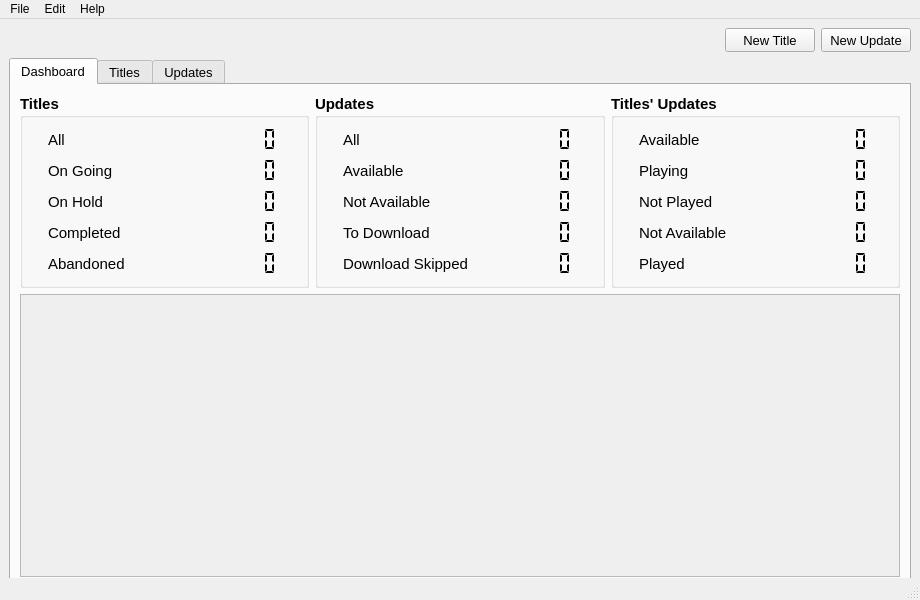
The window that ui/main_window.ui (amdilan/DatabaseManager-python) describes before a commit, drawn with Qt 5.
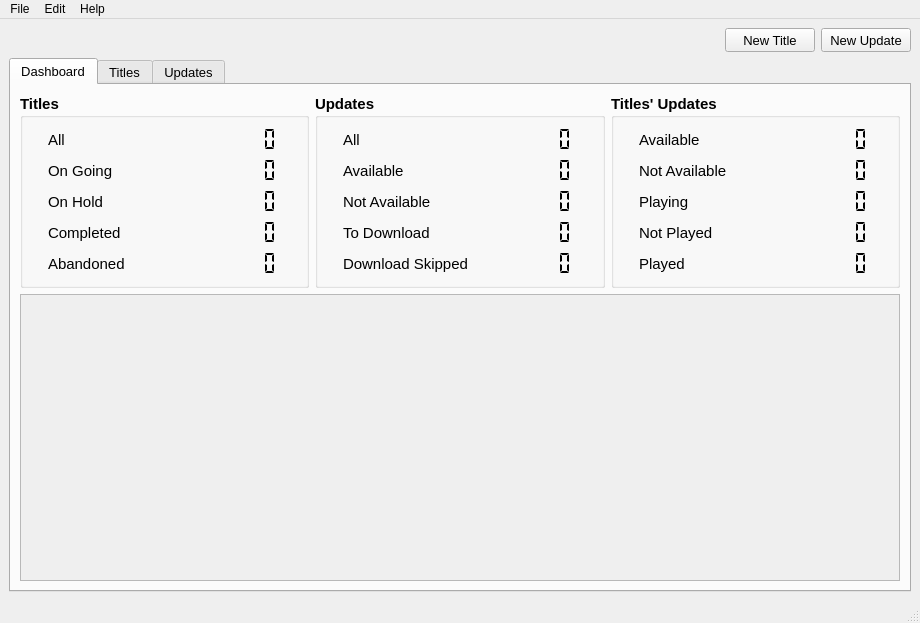
The same window after the commit. Icons and pictures are not drawn.

Patch:
```diff
--- a/ui/main_window.ui
+++ b/ui/main_window.ui
@@ -10,7 +10,7 @@
     <x>0</x>
     <y>0</y>
     <width>920</width>
-    <height>600</height>
+    <height>623</height>
    </rect>
   </property>
   <property name="minimumSize">
@@ -1081,6 +1081,37 @@
                </property>
               </widget>
              </item>
+             <item>
+              <widget class="QLabel" name="label_14">
+               <property name="minimumSize">
+                <size>
+                 <width>130</width>
+                 <height>25</height>
+                </size>
+               </property>
+               <property name="maximumSize">
+                <size>
+                 <width>130</width>
+                 <height>25</height>
+                </size>
+               </property>
+               <property name="baseSize">
+                <size>
+                 <width>130</width>
+                 <height>25</height>
+                </size>
+               </property>
+               <property name="font">
+                <font>
+                 <pointsize>11</pointsize>
+                 <bold>false</bold>
+                </font>
+               </property>
+               <property name="text">
+                <string>Not Available</string>
+               </property>
+              </widget>
+             </item>
              <item>
               <widget class="QLabel" name="label_12">
                <property name="minimumSize">
@@ -1143,37 +1174,6 @@
                </property>
               </widget>
              </item>
-             <item>
-              <widget class="QLabel" name="label_14">
-               <property name="minimumSize">
-                <size>
-                 <width>130</width>
-                 <height>25</height>
-                </size>
-               </property>
-               <property name="maximumSize">
-                <size>
-                 <width>130</width>
-                 <height>25</height>
-                </size>
-               </property>
-               <property name="baseSize">
-                <size>
-                 <width>130</width>
-                 <height>25</height>
-                </size>
-               </property>
-               <property name="font">
-                <font>
-                 <pointsize>11</pointsize>
-                 <bold>false</bold>
-                </font>
-               </property>
-               <property name="text">
-                <string>Not Available</string>
-               </property>
-              </widget>
-             </item>
              <item>
               <widget class="QLabel" name="label_15">
                <property name="minimumSize">
@@ -1269,6 +1269,66 @@
                </property>
               </widget>
              </item>
+             <item>
+              <widget class="QLCDNumber" name="lcdNumberTU3">
+               <property name="minimumSize">
+                <size>
+                 <width>80</width>
+                 <height>25</height>
+                </size>
+               </property>
+               <property name="maximumSize">
+                <size>
+                 <width>80</width>
+                 <height>25</height>
+                </size>
+               </property>
+               <property name="baseSize">
+                <size>
+                 <width>80</width>
+                 <height>25</height>
+                </size>
+               </property>
+               <property name="palette">
+                <palette>
+                 <active>
+                  <colorrole role="WindowText">
+                   <brush brushstyle="SolidPattern">
+                    <color alpha="255">
+                     <red>255</red>
+                     <green>0</green>
+                     <blue>0</blue>
+                    </color>
+                   </brush>
+                  </colorrole>
+                 </active>
+                 <inactive/>
+                 <disabled/>
+                </palette>
+               </property>
+               <property name="font">
+                <font>
+                 <pointsize>11</pointsize>
+                 <bold>false</bold>
+                </font>
+               </property>
+               <property name="frameShape">
+                <enum>QFrame::NoFrame</enum>
+               </property>
+               <property name="frameShadow">
+                <enum>QFrame::Sunken</enum>
+               </property>
+               <property name="digitCount">
+                <number>6</number>
+               </property>
+               <property name="segmentStyle">
+                <enum>QLCDNumber::Flat</enum>
+               </property>
+               <property name="intValue" stdset="0">
+                <number>0</number>
+               </property>
+              </widget>
+             </item>
              <item>
               <widget class="QLCDNumber" name="lcdNumberTU1">
                <property name="minimumSize">
@@ -1389,66 +1449,6 @@
                </property>
               </widget>
              </item>
-             <item>
-              <widget class="QLCDNumber" name="lcdNumberTU3">
-               <property name="minimumSize">
-                <size>
-                 <width>80</width>
-                 <height>25</height>
-                </size>
-               </property>
-               <property name="maximumSize">
-                <size>
-                 <width>80</width>
-                 <height>25</height>
-                </size>
-               </property>
-               <property name="baseSize">
-                <size>
-                 <width>80</width>
-                 <height>25</height>
-                </size>
-               </property>
-               <property name="palette">
-                <palette>
-                 <active>
-                  <colorrole role="WindowText">
-                   <brush brushstyle="SolidPattern">
-                    <color alpha="255">
-                     <red>255</red>
-                     <green>0</green>
-                     <blue>0</blue>
-                    </color>
-                   </brush>
-                  </colorrole>
-                 </active>
-                 <inactive/>
-                 <disabled/>
-                </palette>
-               </property>
-               <property name="font">
-                <font>
-                 <pointsize>11</pointsize>
-                 <bold>false</bold>
-                </font>
-               </property>
-               <property name="frameShape">
-                <enum>QFrame::NoFrame</enum>
-               </property>
-               <property name="frameShadow">
-                <enum>QFrame::Sunken</enum>
-               </property>
-               <property name="digitCount">
-                <number>6</number>
-               </property>
-               <property name="segmentStyle">
-                <enum>QLCDNumber::Flat</enum>
-               </property>
-               <property name="intValue" stdset="0">
-                <number>0</number>
-               </property>
-              </widget>
-             </item>
              <item>
               <widget class="QLCDNumber" name="lcdNumberTU4">
                <property name="minimumSize">
```
Left out of the diff: 2 changed lines with no effect on the pictures.
